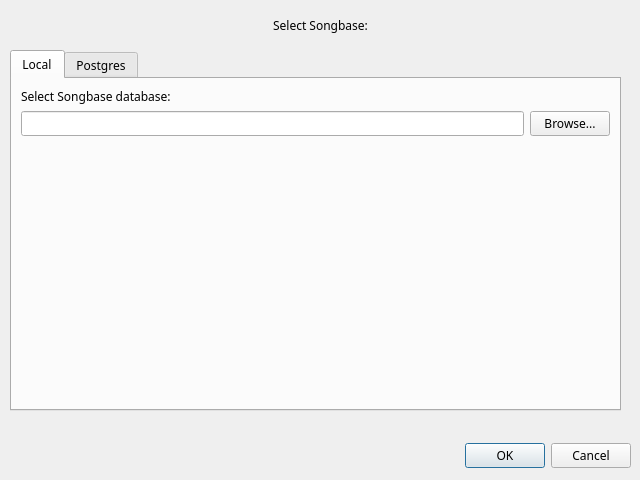
First picture: the form in app/DatabaseSelector.ui, repository rpammeraal/mezzoforta, before the edit.
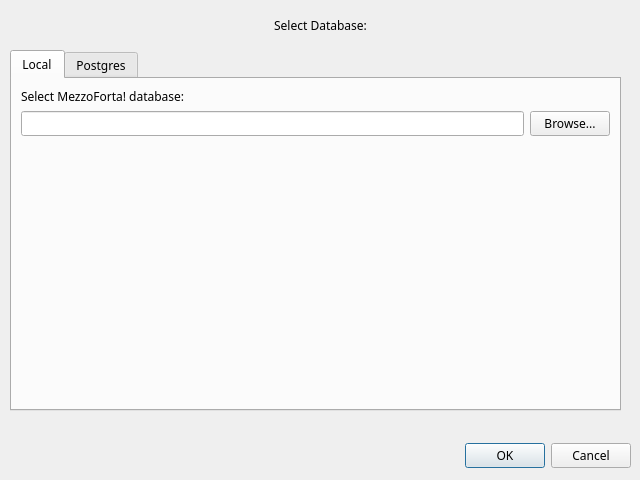
Second picture: the form after the edit. The open tabs and pages were chosen to show the change.

Commit message: Fixed bug that crashed mezzoforta when opening existing database.

```diff
--- a/app/DatabaseSelector.ui
+++ b/app/DatabaseSelector.ui
@@ -80,7 +80,7 @@
             </font>
            </property>
            <property name="text">
-            <string>Select Songbase database:</string>
+            <string>Select MezzoForta! database:</string>
            </property>
           </widget>
          </item>
@@ -248,7 +248,7 @@
     </font>
    </property>
    <property name="text">
-    <string>Select Songbase:</string>
+    <string>Select Database:</string>
    </property>
    <property name="alignment">
     <set>Qt::AlignCenter</set>
```
Left out of the diff: 2 changed lines with no effect on the pictures. The commit also changes 4 other files.
